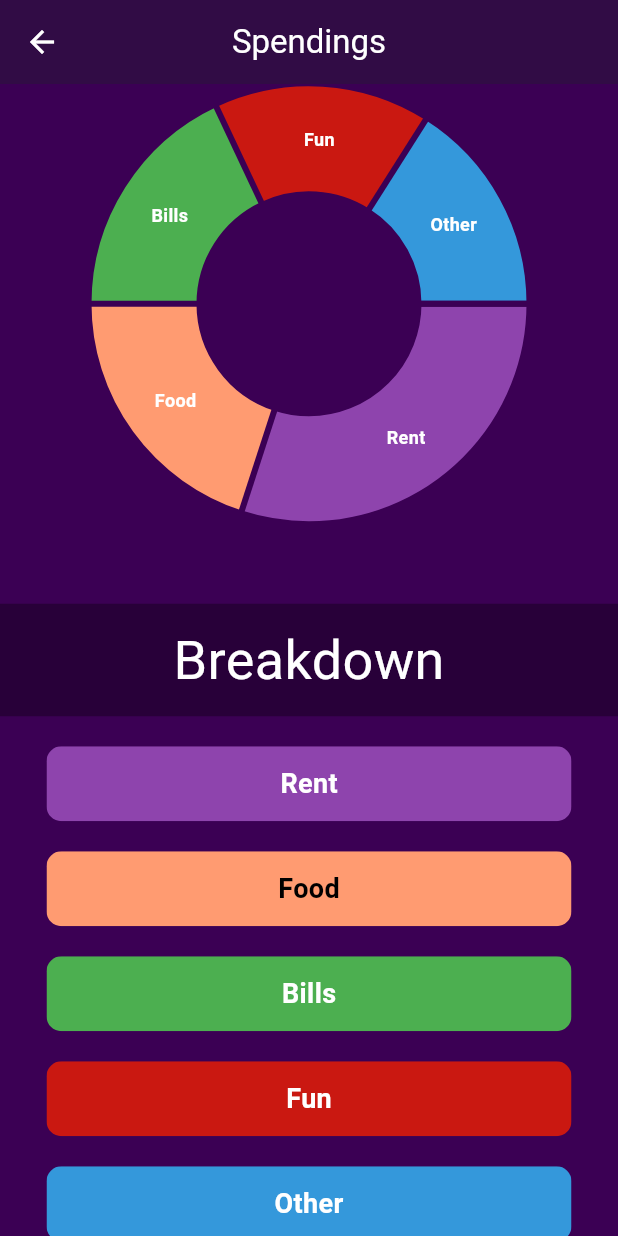
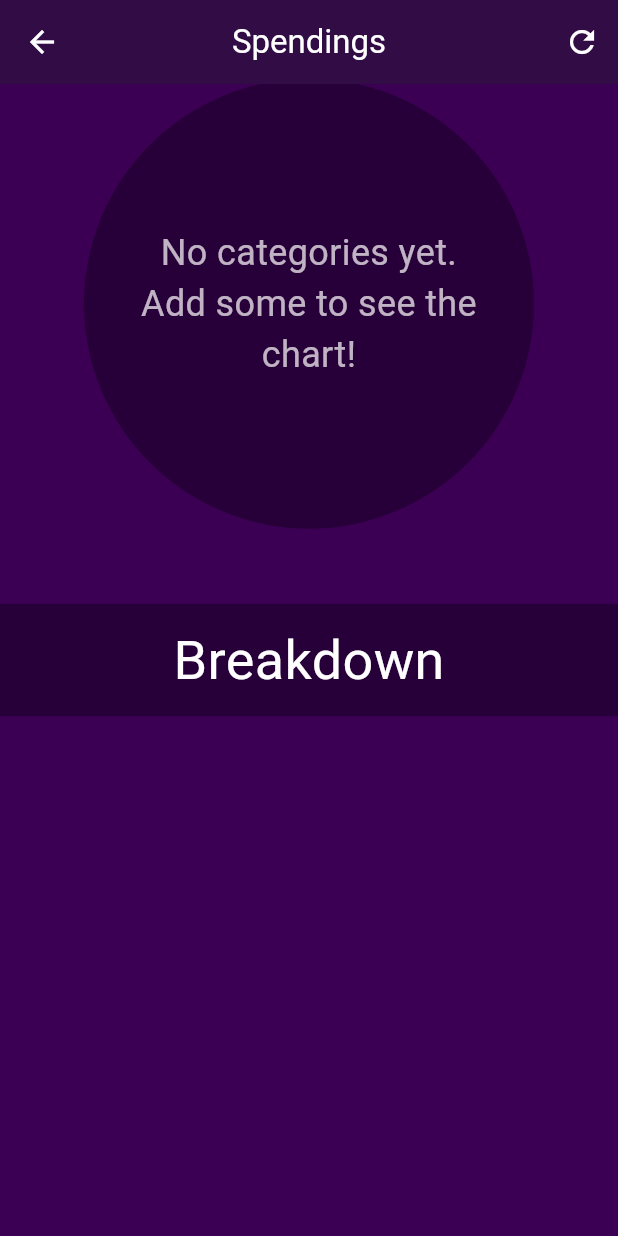
Before and after one commit to Cos229-239/2025_09_Team3, a Flutter app: the SpendingsScreen screen opened directly, on a phone screen of 412 x 824 dp. Run offline on Flutter 3.47's test engine with Material 3 defaults, Android fonts, the phone set to English and light mode, and no system bars; drawn by our look-alikes of fl_chart; our stand-ins replace flutter_colorpicker, shared_preferences, sqflite; missing offline and left inert: bcrypt; accounts and stored records are empty.

Commit message:
Spendings_Screen is connected to the database without issue

```diff
--- a/pocketbook/lib/spendings_screen.dart
+++ b/pocketbook/lib/spendings_screen.dart
@@ -1,5 +1,6 @@
 import 'package:flutter/material.dart';
 import 'package:fl_chart/fl_chart.dart';
+import 'database_handler.dart';
 
 class SpendingsScreen extends StatefulWidget{
   const SpendingsScreen({super.key});
@@ -10,16 +11,58 @@ class SpendingsScreen extends StatefulWidget{
 
 class _SpendingsScreenState extends State<SpendingsScreen> {
 
-  final List<Category> _categories = [
-    Category(name: 'Rent',  value: 30, color: const Color(0xFF8E44AD)),
-    Category(name: 'Food',  value: 20, color: const Color(0xFFFF9B71)),
-    Category(name: 'Bills', value: 18, color: Colors.green),
-    Category(name: 'Fun',   value: 16, color: const Color.fromARGB(255, 202, 24, 17)),
-    Category(name: 'Other', value: 16, color: const Color(0xFF3498DB)),
-  ];
+  final List<Category> _categories = [];
+  bool _loading = true;
+
+  @override
+  void initState(){
+    super.initState();
+    _loadCategories();
+  }
+
+  Future<void> _loadCategories() async {
+    try {
+      final handler = await DatabaseHandler.create();
+      final rows = await handler.getCategories(DatabaseHandler.userID);
+      final loaded = rows.map((r) {
+        final name = (r['category'] as String?) ?? 'Unnamed';
+        final value = (r['amount'] as num?)?.toDouble() ?? 0.0;
+        final colorRaw = r['category_color'];
+        final color = _colorFromDb(colorRaw) ?? const Color(0xFF3498DB);
+
+        return Category(name: name, value: value, color: color);
+      }).toList();
+
+      if (!mounted) return;
+      setState(() {
+        _categories
+        ..clear()
+        ..addAll(loaded);
+        _loading = false;
+      });
+    } catch (e) {
+      if (!mounted) return;
+      setState(() {
+        _categories.clear();
+        _loading = false;
+      });
+      debugPrint('Error loading categories: $e');
+    }
+  }
+
+  double get _totalValue =>
+    _categories.fold(0.0, (sum, c) => sum + (c.value));
 
   @override
   Widget build(BuildContext context){
+
+    if(_loading){
+      return const Scaffold(
+        backgroundColor: Color(0xFF3B0054),
+        body: Center(child: CircularProgressIndicator()),
+      );
+    }
+
     return Scaffold(
       backgroundColor: const Color(0xFF3B0054),
       appBar: AppBar(
@@ -32,6 +75,13 @@ class _SpendingsScreenState extends State<SpendingsScreen> {
             Navigator.of(context).pop();
           },
         ),
+        actions: [
+          IconButton(
+            icon: const Icon(Icons.refresh),
+            tooltip: 'Refresh',
+            onPressed: _loadCategories,
+          ),
+        ],
         backgroundColor: const Color(0xFF280039),
         foregroundColor: Colors.white,
         elevation: 40,
@@ -42,7 +92,6 @@ class _SpendingsScreenState extends State<SpendingsScreen> {
           clipBehavior: Clip.none,
           alignment: Alignment.center,
           children: [
-
             // Breakdown box & text
             Container(
               width: 425,
@@ -55,6 +104,8 @@ class _SpendingsScreenState extends State<SpendingsScreen> {
                 ),
               ),
             ),
+
+          if (_categories.isNotEmpty && _totalValue > 0)
 
             // Constrained pie_chart
             Positioned(
@@ -83,7 +134,31 @@ class _SpendingsScreenState extends State<SpendingsScreen> {
                   ),
                 ),
               ),
-            ),
+            )
+            else
+
+              Positioned(
+                bottom: 125,
+                child: SizedBox(
+                  width: 300,
+                  height: 300,
+                  child: Container(
+                    alignment: Alignment.center,
+                    decoration: BoxDecoration(
+                      color: const Color(0xFF280039),
+                      shape: BoxShape.circle,
+                    ),
+                    child: const Padding(
+                      padding: EdgeInsets.all(24.0),
+                      child: Text(
+                        'No categories yet. \nAdd some to see the chart!',
+                        textAlign: TextAlign.center,
+                        style: TextStyle(color: Colors.white70, fontSize: 24),
+                      )
+                    )
+                  ),
+                ),
+              ),
 
             // Tappable categorys with matching labels
             for (int i = 0; i < _categories.length; i++)
@@ -111,6 +186,28 @@ class _SpendingsScreenState extends State<SpendingsScreen> {
 
 
     );
+  }
+
+// Parese a DB-Stored colour value
+  Color? _colorFromDb(Object? raw) {
+    if (raw == null) return null;
+
+    if (raw is int) {
+      // If we ever store as interger value directly
+      return Color(raw);
+    }
+
+    if (raw is String){
+      final s = raw.trim().toLowerCase();
+      final cleaned = s.startsWith('0x') ? s.substring(2) : s;  // Remove "0x" if there
+      final hex = cleaned.length == 6 ? 'ff$cleaned' : cleaned; // Ensures length is 8 (ARGB)
+      try {
+        return Color(int.parse(hex, radix: 16));
+      } catch (_) {
+        return null;
+      }
+    }
+    return null;
   }
 }
 
```
